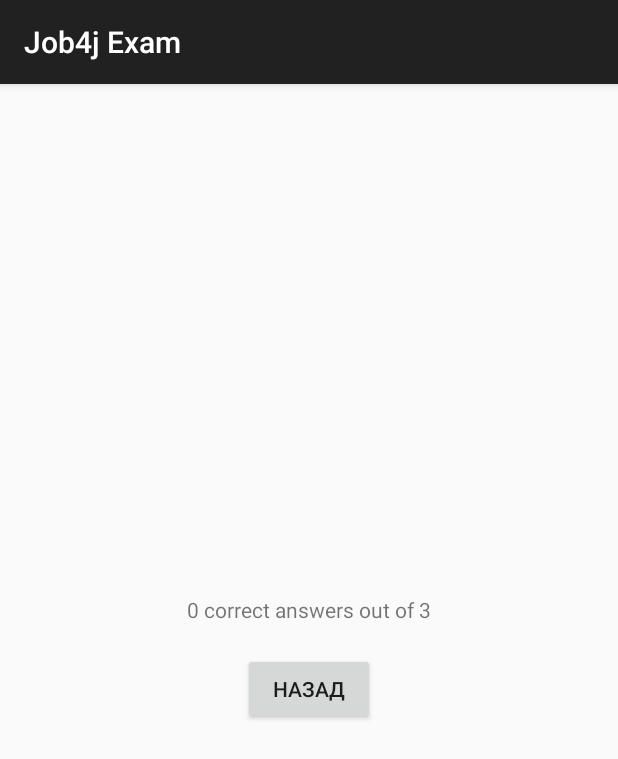
After one commit to AlekseevArtem/Job4jExam, an Android app: the ResultFragment screen opened directly, with no data from a screen before it, on a phone screen of 412 x 824 dp. The commit adds this screen. Shown: the top 759 px of the screen. Run offline under Robolectric (Android 15) with nearby library versions, the phone set to English and light mode, and no system bars.

Commit message:
4. UI-Фрагменты [#294948]

```diff
--- /dev/null
+++ b/app/src/main/java/ru/job4j/exam/BaseActivity.java
@@ -0,0 +1,25 @@
+package ru.job4j.exam;
+
+import android.os.Bundle;
+
+import androidx.annotation.Nullable;
+import androidx.appcompat.app.AppCompatActivity;
+import androidx.fragment.app.Fragment;
+import androidx.fragment.app.FragmentManager;
+
+public abstract class BaseActivity extends AppCompatActivity {
+    @Override
+    protected void onCreate(@Nullable Bundle saved) {
+        super.onCreate(saved);
+        setContentView(R.layout.host_frg);
+        FragmentManager fm = getSupportFragmentManager();
+        if (fm.findFragmentById(R.id.content) == null) {
+            fm.beginTransaction()
+                    .add(R.id.content, loadFrg())
+                    .commit();
+        }
+    }
+
+    public abstract Fragment loadFrg();
+
+}
--- /dev/null
+++ b/app/src/main/java/ru/job4j/exam/ResultFragment.java
@@ -0,0 +1,42 @@
+package ru.job4j.exam;
+
+import android.content.Intent;
+import android.os.Bundle;
+import android.view.LayoutInflater;
+import android.view.View;
+import android.view.ViewGroup;
+import android.widget.Button;
+import android.widget.TextView;
+
+import androidx.annotation.NonNull;
+import androidx.annotation.Nullable;
+import androidx.fragment.app.Fragment;
+
+import java.util.Objects;
+
+import ru.job4j.exam.store.QuestionStore;
+
+public class ResultFragment extends Fragment {
+    @Nullable
+    @Override
+    public View onCreateView(@NonNull LayoutInflater inflater, @Nullable ViewGroup container, @Nullable Bundle savedInstanceState) {
+        View view = inflater.inflate(R.layout.result_and_hint_activity, container, false);
+
+        Button back = view.findViewById(R.id.previous);
+        back.setOnClickListener(
+                v -> {
+                    Intent intent = new Intent(getActivity(), ExamActivity.class);
+                    QuestionStore.getInstance().setPosition(0);
+                    QuestionStore.getInstance().getUserAnswers().clear();
+                    startActivity(intent);
+                }
+        );
+
+        TextView result = view.findViewById(R.id.common);
+        int question = Objects.requireNonNull(getActivity()).getIntent().getIntExtra("current answers", 0);
+        String textResult = question + " correct answers out of " + QuestionStore.getInstance().size();
+        result.setText(textResult);
+        return view;
+    }
+
+}
--- /dev/null
+++ b/app/src/main/res/layout/host_frg.xml
@@ -0,0 +1,7 @@
+<?xml version="1.0" encoding="utf-8"?>
+<FrameLayout xmlns:android="http://schemas.android.com/apk/res/android"
+    android:id="@+id/content"
+    android:layout_width="match_parent"
+    android:layout_height="match_parent">
+
+</FrameLayout>
--- a/app/src/main/res/layout/result_activity.xml
+++ b/app/src/main/res/layout/result_and_hint_activity.xml
@@ -6,7 +6,13 @@
     android:orientation="vertical">
 
     <TextView
-        android:id="@+id/result"
+        android:id="@+id/common"
+        android:layout_width="wrap_content"
+        android:layout_height="wrap_content"
+        android:text="" />
+
+    <TextView
+        android:id="@+id/hint"
         android:layout_width="wrap_content"
         android:layout_height="wrap_content"
         android:text="" />
@@ -15,5 +21,5 @@
         android:id="@+id/previous"
         android:layout_width="wrap_content"
         android:layout_height="wrap_content"
-        android:text="@string/restart" />
+        android:text="@string/button_back" />
 </LinearLayout>
```
Also changed, not shown: app/src/main/java/ru/job4j/exam/ExamActivity.java (+4 -109 lines), app/src/main/java/ru/job4j/exam/ExamFragment.java (added, +123 -0 lines), app/src/main/java/ru/job4j/exam/HintActivity.java (+4 -26 lines), app/src/main/java/ru/job4j/exam/HintFragment.java (added, +39 -0 lines), app/src/main/java/ru/job4j/exam/ResultActivity.java (+4 -28 lines), app/src/main/res/layout/hint_activity.xml (deleted, +0 -25 lines).
